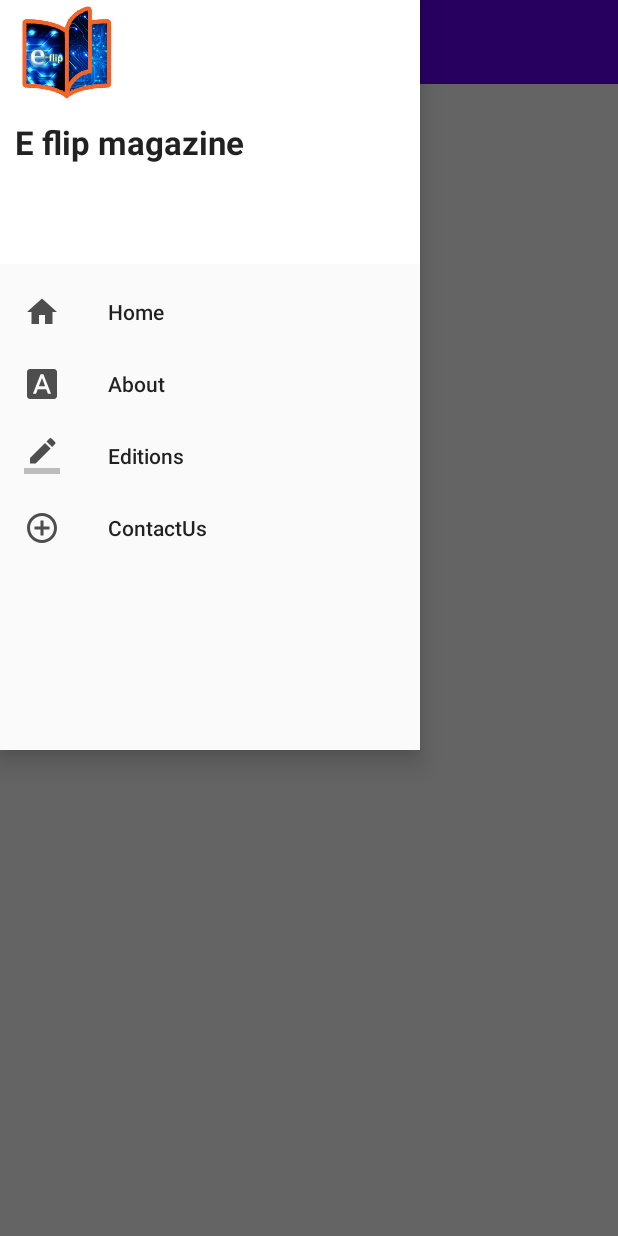
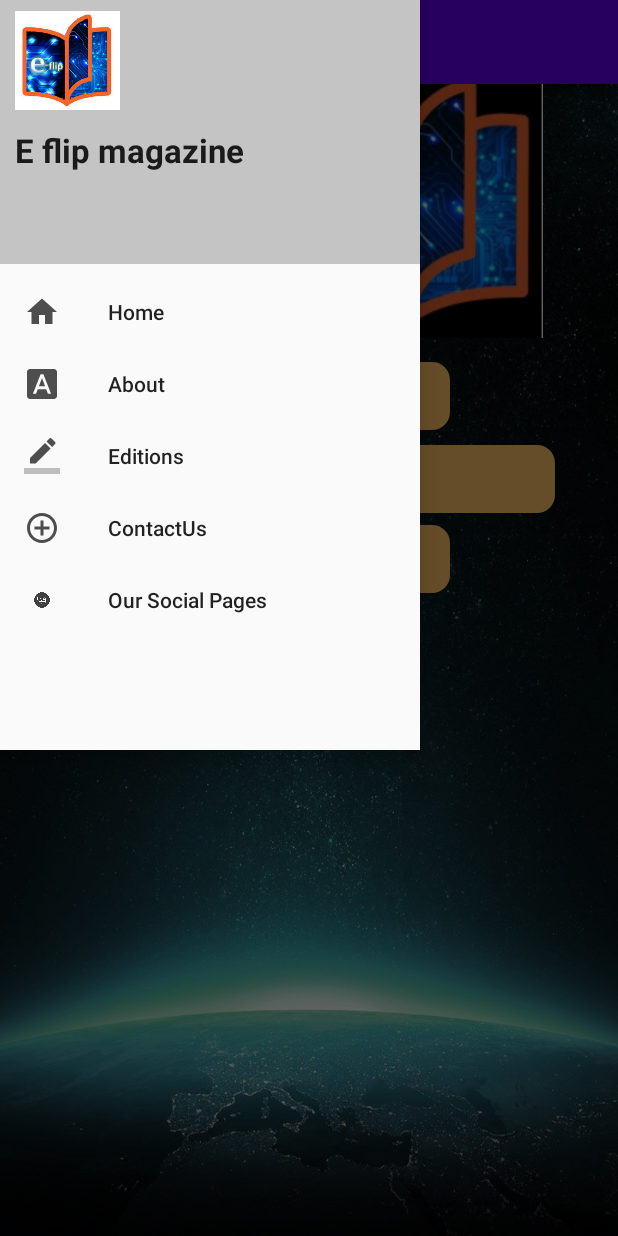
Before and after one commit to syedsarjoon/magazineapp, an Android app: the screen it shows after launch (MainActivity), in the side drawer, after a tap on "ContactUs", on a phone screen of 412 x 824 dp. Run offline under Robolectric (Android 15) with nearby library versions, the phone set to English and light mode, and no system bars.

Commit message:
2nd commint

```diff
--- a/app/build.gradle
+++ b/app/build.gradle
@@ -27,8 +27,8 @@ dependencies {
     implementation fileTree(dir: 'libs', include: ['*.jar'])
     implementation 'androidx.appcompat:appcompat:1.1.0'
     implementation 'androidx.constraintlayout:constraintlayout:1.1.3'
-    testImplementation 'junit:junit:4.12'
+    testImplementation 'junit:junit:4.13'
     androidTestImplementation 'androidx.test.ext:junit:1.1.1'
     androidTestImplementation 'androidx.test.espresso:espresso-core:3.2.0'
-    implementation 'com.google.android.material:material:1.0.0'
+    implementation 'com.google.android.material:material:1.1.0'
 }
--- a/app/src/main/AndroidManifest.xml
+++ b/app/src/main/AndroidManifest.xml
@@ -9,6 +9,10 @@
         android:roundIcon="@mipmap/ic_launcher_round"
         android:supportsRtl="true"
         android:theme="@style/AppTheme">
+        <activity android:name=".Contactus"></activity>
+        <activity android:name=".Editions" />
+        <activity android:name=".About" />
+        <activity android:name=".Home" />
         <activity android:name=".MainActivity">
             <intent-filter>
                 <action android:name="android.intent.action.MAIN" />
--- a/app/src/main/java/com/example/eflipmagazine/MainActivity.java
+++ b/app/src/main/java/com/example/eflipmagazine/MainActivity.java
@@ -6,6 +6,7 @@ import androidx.appcompat.app.AppCompatActivity;
 import androidx.appcompat.widget.Toolbar;
 import androidx.drawerlayout.widget.DrawerLayout;
 
+import android.content.Intent;
 import android.os.Bundle;
 import android.view.MenuItem;
 import android.view.View;
@@ -57,15 +58,21 @@ public class MainActivity extends AppCompatActivity {
     public void UserMenuSelected(MenuItem menuItem){
             switch (menuItem.getItemId()){
                 case R.id.nav_home:
+                    Intent intent = new Intent(this,MainActivity.class);
+                    startActivity(intent);
                     break;
 
                 case R.id.nav_About:
+                    Intent intent1 = new Intent(this,About.class);
+                    startActivity(intent1);
                     break;
 
                 case R.id.nav_Editions:
+                    Intent intent2 = new Intent(this,Editions.class);
                     break;
 
                 case R.id.nav_ContactUs:
+                    Intent intent3 = new Intent(this,Contactus.class);
                     break;
 
         }}
--- /dev/null
+++ b/app/src/main/res/drawable/btn_rounded.xml
@@ -0,0 +1,7 @@
+<?xml version="1.0" encoding="utf-8"?>
+<shape android:shape="rectangle" xmlns:android="http://schemas.android.com/apk/res/android">
+<solid android:color="@color/yellow"></solid>
+    <corners android:radius="12dp"></corners>
+
+
+</shape>
--- a/app/src/main/res/layout/activity_main.xml
+++ b/app/src/main/res/layout/activity_main.xml
@@ -10,7 +10,50 @@
 
    <RelativeLayout
        android:layout_width="match_parent"
-       android:layout_height="match_parent">
+       android:layout_height="match_parent"
+       android:background="@drawable/backgroundspaceimg">
+
+       <ImageView
+           android:id="@+id/logo"
+           android:layout_marginTop="45dp"
+           android:layout_width="280dp"
+           android:layout_height="180dp"
+           android:src="@drawable/eflipbooktopimg"
+           android:layout_alignParentEnd="true"
+           android:layout_alignParentRight="true"></ImageView>
+
+       <Button
+           android:id="@+id/subcribe_btn"
+           android:layout_width="150dp"
+           android:layout_height="45dp"
+           android:layout_marginTop="190dp"
+           android:background="@drawable/btn_rounded"></Button>
+
+       <Button
+           android:id="@+id/campuss_amb"
+           android:layout_width="150dp"
+           android:layout_height="45dp"
+           android:background="@drawable/btn_rounded"
+           android:layout_marginTop="6dp"
+           android:layout_below="@+id/subcribe_btn"
+           android:layout_toEndOf="@+id/subcribe_btn"
+           android:layout_toRightOf="@+id/subcribe_btn"></Button>
+
+       <Button
+           android:layout_width="150dp"
+           android:layout_height="45dp"
+           android:background="@drawable/btn_rounded"
+           android:layout_below="@id/campuss_amb"
+           android:layout_marginTop="10dp"
+           android:layout_marginLeft="220dp"></Button>
+
+       <Button
+           android:id="@+id/publish_btn"
+           android:layout_width="150dp"
+           android:layout_height="45dp"
+           android:layout_marginTop="350dp"
+           android:layout_toRightOf="@id/subcribe_btn"
+           android:background="@drawable/btn_rounded"></Button>
 
 
        <androidx.appcompat.widget.Toolbar
@@ -19,6 +62,10 @@
            android:theme="@style/ThemeOverlay.AppCompat.Dark"
            android:layout_width="match_parent"
            android:layout_height="?attr/actionBarSize">
+
+
+
+
        </androidx.appcompat.widget.Toolbar>
    </RelativeLayout>
 
--- a/app/src/main/res/layout/navigation_header.xml
+++ b/app/src/main/res/layout/navigation_header.xml
@@ -3,13 +3,14 @@
     xmlns:android="http://schemas.android.com/apk/res/android"
     android:layout_width="match_parent"
     android:layout_height="176dp"
-    android:background="@color/cardview_light_background"
+    android:background="@color/cardview_shadow_start_color"
     android:orientation="vertical">
     <ImageView
         android:src="@drawable/eflipjpgimage"
         android:layout_width="70dp"
+        android:layout_marginTop="5dp"
         android:layout_marginLeft="10dp"
-        android:layout_height="70dp"/>
+        android:layout_height="70dp"></ImageView>
     <TextView
         android:text="@string/app_name"
         android:textAppearance="@style/TextAppearance.AppCompat.Large"
@@ -17,7 +18,7 @@
         android:layout_marginTop="10dp"
         android:layout_marginLeft="10dp"
         android:layout_width="wrap_content"
-        android:layout_height="wrap_content"/>
+        android:layout_height="wrap_content"></TextView>
 
 
 </LinearLayout>
--- a/app/src/main/res/menu/navigation_menu.xml
+++ b/app/src/main/res/menu/navigation_menu.xml
@@ -1,5 +1,6 @@
 <?xml version="1.0" encoding="utf-8"?>
-<menu xmlns:android="http://schemas.android.com/apk/res/android">
+<menu xmlns:android="http://schemas.android.com/apk/res/android"
+    xmlns:app="http://schemas.android.com/apk/res-auto">
 
     <item
         android:id="@+id/nav_home"
@@ -17,6 +18,15 @@
         android:id="@+id/nav_ContactUs"
         android:icon="@drawable/contactus"
         android:title="@string/ContactUs"/>
+    <item
+        android:id="@+id/oursocialpage"
+        android:icon="@drawable/socialmedia"
+        android:title="Our Social Pages"
+        android:viewportHeight="34.0"
+        android:viewportWidth="34.0"
+        android:width="34dp"
+        app:actionViewClass="android.widget.ImageView"
+        ></item>
 
 
 </menu>
--- a/app/src/main/res/values/colors.xml
+++ b/app/src/main/res/values/colors.xml
@@ -3,4 +3,6 @@
     <color name="colorPrimary">#6200EE</color>
     <color name="colorPrimaryDark">#3700B3</color>
     <color name="colorAccent">#03DAC5</color>
+    <color name="half_white">#EFE5C1</color>
+    <color name="yellow">#FFc266</color>
 </resources>
--- a/app/src/main/res/values/strings.xml
+++ b/app/src/main/res/values/strings.xml
@@ -6,4 +6,8 @@
     <string name="About">About</string>
     <string name="Editions">Editions</string>
     <string name="ContactUs">ContactUs</string>
+    <string name="About_text">Team Talk
+        It is well known that, the cardinal virtues of human life are wisdom, temperance, justice and courage. All these four values can be attained through education. Education is not only for imparting knowledge but also for learning.Believing these base lines, our team had decided to start a tech magazine, e-flip to disseminate ever changing technology in general and electronics in particular.A farmer just plants or sows the seed but the nature nurtures it, in the same way the idea of ours was nurtured by our teachers and stood as a support in making our thoughts into reality.
+        The main aim of e-flip is to deliver the state-of-art information about the existing-upcoming technologies and enlighten about working principles.
+        Certainly our readers will be enriched with ample amount of knowledge regarding the technology stuff, supporting them to write their own articles, giving them privilege to present their articles in e-flip.Many hurdles were surrounded on the way of refining our thoughts in publishing and marketing.But the founder\'s aim and vision cleared all the hurdles and today e-flip is at its final phase.The founder\'s vision to compile all their editorial thoughts onto papers and the papers into e-flip.Focusing on the riddles of technologies and solving them with similar brains is the underlying magic of e-flip. The readers feel the content to be easier and understandable.Hope the reader community supports us in the coming journey. The editorial board promises the readers that rich and trusted content in e-flip will be delivered every month. </string>
 </resources>
```
Also changed, not shown: app/src/main/java/com/example/eflipmagazine/About.java (added, +14 -0 lines), app/src/main/java/com/example/eflipmagazine/Contactus.java (added, +14 -0 lines), app/src/main/java/com/example/eflipmagazine/Editions.java (added, +14 -0 lines), app/src/main/java/com/example/eflipmagazine/Home.java (added, +14 -0 lines), app/src/main/res/layout/activity_about.xml (added, +16 -0 lines), app/src/main/res/layout/activity_contactus.xml (added, +9 -0 lines), app/src/main/res/layout/activity_editions.xml (added, +9 -0 lines), app/src/main/res/layout/activity_home.xml (added, +16 -0 lines), app/src/main/res/drawable-v24/socialmedia.png (added).
